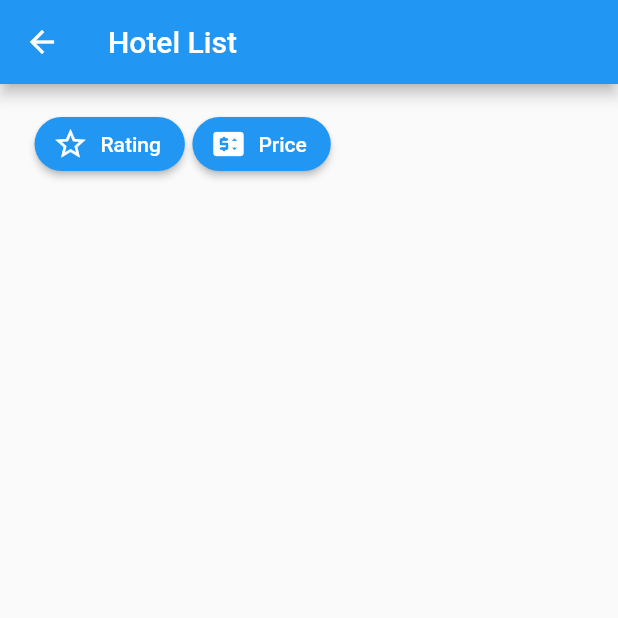
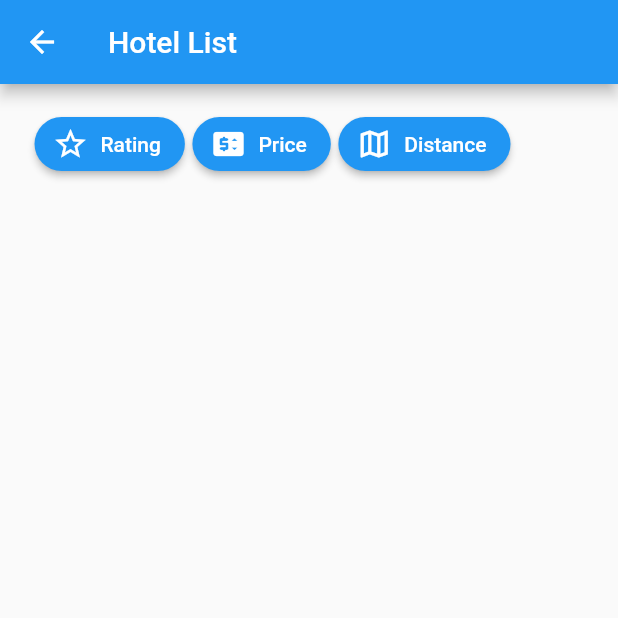
Before and after one commit to Tengku1/TA_mobile, a Flutter app: the HotelListPage screen opened directly with empty values, after a tap on "Rating", on a phone screen of 412 x 824 dp, the top half of it. Run offline on Flutter 3.47's test engine with Material 2 defaults, Android fonts, the phone set to English and light mode, and no system bars; drawn by our look-alikes of overlay_support; our stand-ins replace banner_carousel, carousel_slider, flutter_easyloading, flutter_rating_bar, geocoding, geolocator and 1 more; missing offline and left inert: range_slider_flutter; network calls fail; Roboto replaces fonts that are missing (NeueHaasGrotesk).

```diff
--- a/lib/pages/Hotel_Lists/main_controller.dart
+++ b/lib/pages/Hotel_Lists/main_controller.dart
@@ -5,6 +5,7 @@ class HotelListsController extends GetxController {
   final RxList<dynamic> hotels = <dynamic>[].obs;
   final sortByRate = true.obs;
   final sortByPrice = true.obs;
+  final sortByDistance = true.obs;
 
   List<dynamic> sortHotels(List hotels) {
     List<dynamic> sortedHotels = [...hotels];
@@ -30,6 +31,13 @@ class HotelListsController extends GetxController {
             int.parse(secondPrice.replaceAll(RegExp(r'[^0-9]'), ''));
 
         return aMinRate.compareTo(bMinRate);
+      });
+    } else if (sortByDistance.value) {
+      sortedHotels.sort((a, b) {
+        final aDistance = a['distance'];
+        final bDistance = b['distance'];
+
+        return aDistance.compareTo(bDistance);
       });
     }
 
--- a/lib/pages/Hotel_Lists/main_page.dart
+++ b/lib/pages/Hotel_Lists/main_page.dart
@@ -41,9 +41,8 @@ class HotelListPage extends StatelessWidget {
                     onPressed: () {
                       controller.sortByRate.value =
                           !controller.sortByRate.value;
-                      if (controller.sortByPrice.value) {
-                        controller.sortByPrice.value = false;
-                      }
+                      controller.sortByDistance.value = false;
+                      controller.sortByPrice.value = false;
                     },
                     style: ButtonStyle(
                       shape: MaterialStateProperty.all<RoundedRectangleBorder>(
@@ -60,9 +59,8 @@ class HotelListPage extends StatelessWidget {
                     onPressed: () {
                       controller.sortByPrice.value =
                           !controller.sortByPrice.value;
-                      if (controller.sortByRate.value) {
-                        controller.sortByRate.value = false;
-                      }
+                      controller.sortByRate.value = false;
+                      controller.sortByDistance.value = false;
                     },
                     style: ButtonStyle(
                       shape: MaterialStateProperty.all<RoundedRectangleBorder>(
@@ -73,6 +71,24 @@ class HotelListPage extends StatelessWidget {
                     ),
                     label: const Text('Price'),
                     icon: const Icon(Icons.price_change_rounded),
+                  ),
+                  const SizedBox(width: 5),
+                  ElevatedButton.icon(
+                    onPressed: () {
+                      controller.sortByDistance.value =
+                          !controller.sortByDistance.value;
+                      controller.sortByRate.value = false;
+                      controller.sortByPrice.value = false;
+                    },
+                    style: ButtonStyle(
+                      shape: MaterialStateProperty.all<RoundedRectangleBorder>(
+                        RoundedRectangleBorder(
+                          borderRadius: BorderRadius.circular(20.0),
+                        ),
+                      ),
+                    ),
+                    label: const Text('Distance'),
+                    icon: const Icon(Icons.map_outlined),
                   ),
                 ],
               ),
@@ -141,6 +157,7 @@ class HotelListPage extends StatelessWidget {
                                           'Type: ${hotel['category']['description']['content']}'),
                                       Text(
                                           'Price: ${hotel['minRate']} - ${hotel['maxRate']} /night(s)'),
+                                      Text('Distance: ${hotel['distance']} Km'),
                                     ],
                                   ),
                                 ),
--- a/lib/pages/Hotel_Payment_Method_Page/main_controller.dart
+++ b/lib/pages/Hotel_Payment_Method_Page/main_controller.dart
@@ -17,7 +17,7 @@ class PaymentController extends GetxController {
   }
 
   Future<void> confirmBook(List ids) async {
-    final url = Uri.parse('$ip/hotels/bookings');
+    final url = Uri.parse('$ip/bookings');
     final data = {"id": '${ids[1]}', "bookId": '${ids[0]}'};
 
     try {
```
Also changed, not shown: lib/pages/Hotel_Payment_Method_Page/main_page.dart (+4 -5 lines), lib/pages/Hotel_Rooms_List/main_controller.dart (+12 -9 lines), lib/pages/Hotel_Rooms_List/main_page.dart (+7 -6 lines), lib/pages/List_Hotel_Order/main_page.dart (+20 -1 lines), lib/pages/Search_Availability_Page/main_controller.dart (+7 -0 lines), lib/utils/distance_latlong.dart (added, +22 -0 lines).
